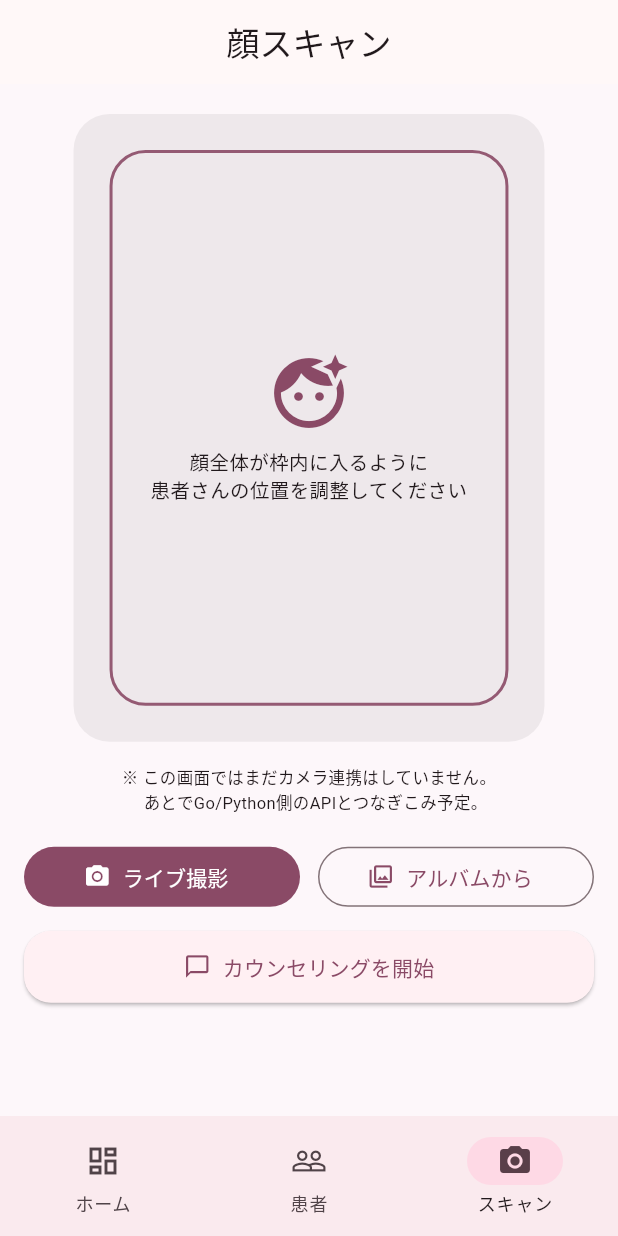
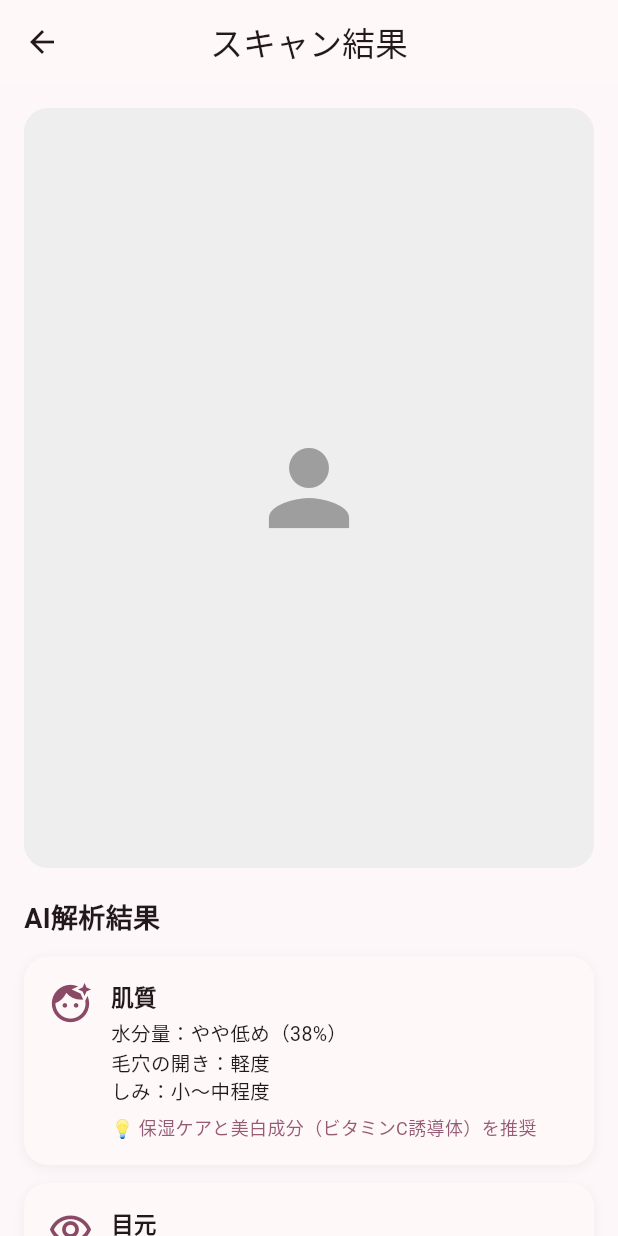
Before and after one commit to yokoyama1130/BeautyUI, a Flutter app: the screen it shows after launch, item 3 of the bottom bar chosen, after a tap on "カウンセリングを開始", on a phone screen of 412 x 824 dp. Run offline on Flutter 3.47's test engine with Material 3 defaults, Android fonts, the phone set to English and light mode, and no system bars.

Commit message:
カウンセリング結果詳細ページの追加

```diff
--- a/lib/screens/scan/scan_home_page.dart
+++ b/lib/screens/scan/scan_home_page.dart
@@ -1,4 +1,5 @@
 import 'package:flutter/material.dart';
+import 'scan_result_page.dart';
 
 /// 美容外科カウンセラー向け「顔スキャン」ホームUI
 /// - 上部：顔プレビュー枠（ダミー）
@@ -81,6 +82,7 @@ class ScanHomePage extends StatelessWidget {
                     Expanded(
                       child: FilledButton.icon(
                         onPressed: () {
+                          // TODO: 将来カメラ起動を実装
                         },
                         icon: const Icon(Icons.camera_alt),
                         label: const Text('ライブ撮影'),
@@ -90,6 +92,7 @@ class ScanHomePage extends StatelessWidget {
                     Expanded(
                       child: OutlinedButton.icon(
                         onPressed: () {
+                          // TODO: 将来ギャラリーから読み込みを実装
                         },
                         icon: const Icon(Icons.photo_library_outlined),
                         label: const Text('アルバムから'),
@@ -102,6 +105,12 @@ class ScanHomePage extends StatelessWidget {
                   width: double.infinity,
                   child: ElevatedButton.icon(
                     onPressed: () {
+                      // ★ スキャン結果画面へ遷移（現状はダミー遷移）
+                      Navigator.of(context).push(
+                        MaterialPageRoute(
+                          builder: (_) => const ScanResultPage(),
+                        ),
+                      );
                     },
                     icon: const Icon(Icons.chat_bubble_outline),
                     label: const Text('カウンセリングを開始'),
--- /dev/null
+++ b/lib/screens/scan/scan_result_page.dart
@@ -0,0 +1,200 @@
+import 'package:flutter/material.dart';
+
+/// 顔スキャンの結果を表示するページ
+/// （現時点ではUIモック。後でPython/Go APIに接続予定）
+class ScanResultPage extends StatelessWidget {
+  final String? imagePath; // 撮影 or ギャラリー選択した画像パス
+
+  const ScanResultPage({super.key, this.imagePath});
+
+  @override
+  Widget build(BuildContext context) {
+    final scheme = Theme.of(context).colorScheme;
+
+    return Scaffold(
+      appBar: AppBar(
+        title: const Text('スキャン結果'),
+        centerTitle: true,
+      ),
+      body: SingleChildScrollView(
+        padding: const EdgeInsets.all(16),
+        child: Column(
+          crossAxisAlignment: CrossAxisAlignment.start,
+          children: [
+            // 解析画像プレビュー
+            AspectRatio(
+              aspectRatio: 3 / 4,
+              child: Container(
+                decoration: BoxDecoration(
+                  color: Colors.grey[200],
+                  borderRadius: BorderRadius.circular(16),
+                  image: imagePath != null
+                      ? DecorationImage(
+                          image: AssetImage(imagePath!),
+                          fit: BoxFit.cover,
+                        )
+                      : null,
+                ),
+                child: imagePath == null
+                    ? const Center(
+                        child: Icon(
+                          Icons.person,
+                          size: 80,
+                          color: Colors.grey,
+                        ),
+                      )
+                    : null,
+              ),
+            ),
+            const SizedBox(height: 20),
+
+            const Text(
+              'AI解析結果',
+              style: TextStyle(fontSize: 18, fontWeight: FontWeight.bold),
+            ),
+            const SizedBox(height: 12),
+
+            _AnalysisCard(
+              icon: Icons.face_retouching_natural,
+              label: '肌質',
+              result: '水分量：やや低め（38%）\n毛穴の開き：軽度\nしみ：小〜中程度',
+              suggestion: '保湿ケアと美白成分（ビタミンC誘導体）を推奨',
+            ),
+            _AnalysisCard(
+              icon: Icons.remove_red_eye_outlined,
+              label: '目元',
+              result: '左右差：小\nまぶた：厚め\nクマ：わずかにあり',
+              suggestion: '埋没法 + ヒアルロン酸注入が適応範囲',
+            ),
+            _AnalysisCard(
+              icon: Icons.camera_front_outlined,
+              label: '鼻・輪郭',
+              result: '鼻背：わずかに低め\n顎：バランス良好',
+              suggestion: '鼻尖形成またはヒアルロン酸注入で自然な立体感を強調可能',
+            ),
+            const SizedBox(height: 20),
+
+            const Text(
+              'AIからの総合提案',
+              style: TextStyle(fontSize: 18, fontWeight: FontWeight.bold),
+            ),
+            const SizedBox(height: 8),
+            Container(
+              padding: const EdgeInsets.all(16),
+              decoration: BoxDecoration(
+                color: scheme.primaryContainer.withValues(alpha: 0.8),
+                borderRadius: BorderRadius.circular(16),
+              ),
+              child: const Text(
+                '全体的にバランスが良いですが、肌の保湿と目元の印象改善で若々しさがより引き立ちます。\n'
+                'AI推奨プラン：スキンケア＋埋没法（自然型）＋ヒアルロン酸（目元）',
+                style: TextStyle(fontSize: 13),
+              ),
+            ),
+            const SizedBox(height: 32),
+
+            Row(
+              children: [
+                Expanded(
+                  child: OutlinedButton.icon(
+                    onPressed: () {
+                      Navigator.pop(context);
+                    },
+                    icon: const Icon(Icons.refresh_outlined),
+                    label: const Text('再スキャン'),
+                  ),
+                ),
+                const SizedBox(width: 12),
+                Expanded(
+                  child: FilledButton.icon(
+                    onPressed: () {
+                      // TODO: 結果保存（Go API連携）
+                    },
+                    icon: const Icon(Icons.save_alt_outlined),
+                    label: const Text('結果を保存'),
+                  ),
+                ),
+              ],
+            ),
+            const SizedBox(height: 12),
+            SizedBox(
+              width: double.infinity,
+              child: ElevatedButton.icon(
+                onPressed: () {
+                  // TODO: PythonのAI再解析APIへPOST
+                },
+                icon: const Icon(Icons.psychology_alt_outlined),
+                label: const Text('AIに再解析を依頼'),
+                style: ElevatedButton.styleFrom(
+                  padding: const EdgeInsets.symmetric(vertical: 14),
+                  shape: RoundedRectangleBorder(
+                    borderRadius: BorderRadius.circular(18),
+                  ),
+                ),
+              ),
+            ),
+          ],
+        ),
+      ),
+    );
+  }
+}
+
+class _AnalysisCard extends StatelessWidget {
+  final IconData icon;
+  final String label;
+  final String result;
+  final String suggestion;
+
+  const _AnalysisCard({
+    required this.icon,
+    required this.label,
+    required this.result,
+    required this.suggestion,
+  });
+
+  @override
+  Widget build(BuildContext context) {
+    final scheme = Theme.of(context).colorScheme;
+    return Container(
+      margin: const EdgeInsets.only(bottom: 12),
+      padding: const EdgeInsets.all(16),
+      decoration: BoxDecoration(
+        color: scheme.surface,
+        borderRadius: BorderRadius.circular(16),
+        boxShadow: [
+          BoxShadow(
+            color: Colors.black.withValues(alpha: 0.05),
+            blurRadius: 6,
+            offset: const Offset(0, 2),
+          ),
+        ],
+      ),
+      child: Row(
+        crossAxisAlignment: CrossAxisAlignment.start,
+        children: [
+          Icon(icon, color: scheme.primary, size: 30),
+          const SizedBox(width: 12),
+          Expanded(
+            child: Column(
+              crossAxisAlignment: CrossAxisAlignment.start,
+              children: [
+                Text(label,
+                    style: const TextStyle(
+                        fontSize: 15, fontWeight: FontWeight.bold)),
+                const SizedBox(height: 4),
+                Text(result, style: const TextStyle(fontSize: 13)),
+                const SizedBox(height: 6),
+                Text(
+                  '💡 $suggestion',
+                  style: TextStyle(
+                      fontSize: 12, color: scheme.primary.withValues(alpha: 0.9)),
+                ),
+              ],
+            ),
+          ),
+        ],
+      ),
+    );
+  }
+}
```
